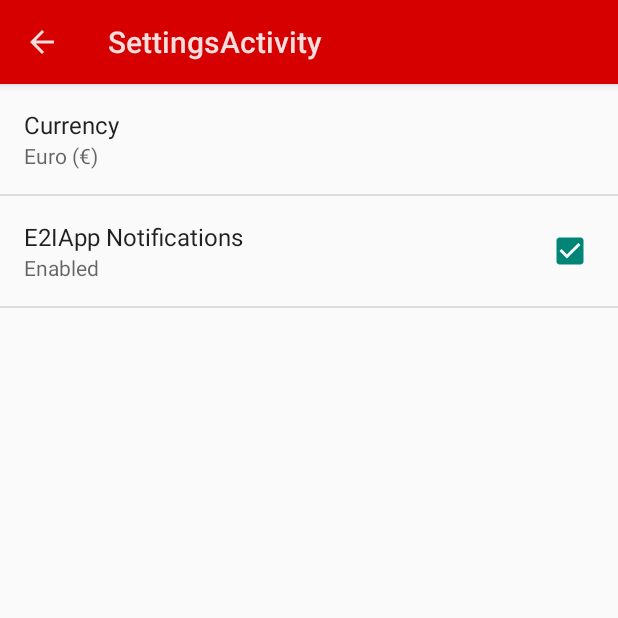
After one commit to Eduzc07/E2Innovation, an Android app: the SettingsActivity screen opened directly, with no data from a screen before it, on a phone screen of 412 x 824 dp, the top half of it. The commit adds this screen. Run offline under Robolectric (Android 15) with nearby library versions, the phone set to English and light mode, and no system bars.

Commit message:
Settings have been added.

```diff
--- a/E2IApp/app/src/main/java/pe/com/e2i/e2iapp/MainFragment.java
+++ b/E2IApp/app/src/main/java/pe/com/e2i/e2iapp/MainFragment.java
@@ -7,6 +7,8 @@ import android.os.Bundle;
 import android.support.v4.app.Fragment;
 import android.util.Log;
 import android.view.LayoutInflater;
+import android.view.Menu;
+import android.view.MenuInflater;
 import android.view.View;
 import android.view.ViewGroup;
 import android.widget.Button;
--- /dev/null
+++ b/E2IApp/app/src/main/java/pe/com/e2i/e2iapp/SettingsActivity.java
@@ -0,0 +1,90 @@
+package pe.com.e2i.e2iapp;
+
+import android.content.Intent;
+import android.os.Bundle;
+import android.preference.ListPreference;
+import android.preference.Preference;
+import android.preference.PreferenceActivity;
+import android.preference.PreferenceFragment;
+import android.preference.PreferenceManager;
+
+import java.util.Locale;
+
+/**
+ * A {@link PreferenceActivity} that presents a set of application settings.
+ * <p>
+ * See <a href="http://developer.android.com/design/patterns/settings.html">
+ * Android Design: Settings</a> for design guidelines and the <a
+ * href="http://developer.android.com/guide/topics/ui/settings.html">Settings
+ * API Guide</a> for more information on developing a Settings UI.
+ */
+public class SettingsActivity extends PreferenceActivity
+        implements Preference.OnPreferenceChangeListener {
+
+    // make a class to use PreferenceFragment because addPreferencesFromResource and
+    // findPreferencedeprecated in PreferenceActivity
+    public static class PrefFragment extends PreferenceFragment {
+        @Override
+        public void onCreate(Bundle savedInstanceState) {
+            super.onCreate(savedInstanceState);
+
+            addPreferencesFromResource(R.xml.pref_general);
+
+            // For all preferences, attach an OnPreferenceChangeListener so the UI summary can be
+            // updated when the preference changes.
+
+            ListPreference prefs = (ListPreference) findPreference (getString(R.string.pref_currency_key));
+            prefs.setValue(getString(R.string.pref_currency_label_Euro));
+            SettingsActivity m = new SettingsActivity();
+            m.bindPreferenceSummaryToValue(prefs);
+        }
+    }
+
+    @Override
+    public void onCreate(Bundle savedInstanceState) {
+        super.onCreate(savedInstanceState);
+        // Add 'general' preferences, defined in the XML file
+        getFragmentManager().beginTransaction().replace(android.R.id.content, new PrefFragment()).commit();
+    }
+
+    /**
+     * Attaches a listener so the summary is always updated with the preference value.
+     * Also fires the listener once, to initialize the summary (so it shows up before the value
+     * is changed.)
+     */
+    private void bindPreferenceSummaryToValue(Preference preference) {
+        // Set the listener to watch for value changes.
+        preference.setOnPreferenceChangeListener(this);
+
+        // Trigger the listener immediately with the preference's
+        // current value.
+        onPreferenceChange(preference,
+                PreferenceManager
+                        .getDefaultSharedPreferences(preference.getContext())
+                        .getString(preference.getKey(), ""));
+    }
+
+    @Override
+    public boolean onPreferenceChange(Preference preference, Object value) {
+        String stringValue = value.toString();
+
+        if (preference instanceof ListPreference) {
+            // For list preferences, look up the correct display value in
+            // the preference's 'entries' list (since they have separate labels/values).
+            ListPreference listPreference = (ListPreference) preference;
+            int prefIndex = listPreference.findIndexOfValue(stringValue);
+            if (prefIndex >= 0) {
+                preference.setSummary(listPreference.getEntries()[prefIndex]);
+            }
+        } else {
+            // For other preferences, set the summary to the value's simple string representation.
+            preference.setSummary(stringValue);
+        }
+        return true;
+    }
+
+    @Override
+    public Intent getParentActivityIntent() {
+        return super.getParentActivityIntent().addFlags(Intent.FLAG_ACTIVITY_CLEAR_TOP);
+    }
+}
--- /dev/null
+++ b/E2IApp/app/src/main/res/values/array.xml
@@ -0,0 +1,14 @@
+<?xml version="1.0" encoding="utf-8"?>
+<resources>
+<string-array name="pref_currency_options">
+    <item>@string/pref_currency_label_Euro</item>
+    <item>@string/pref_currency_label_Dolar</item>
+    <item>@string/pref_currency_label_Sol</item>
+</string-array>
+
+<string-array name="pref_currency_values">
+    <item>@string/pref_currency_label_Euro</item>
+    <item>@string/pref_currency_label_Dolar</item>
+    <item>@string/pref_currency_label_Sol</item>
+</string-array>
+</resources>
--- a/E2IApp/app/src/main/res/values/strings.xml
+++ b/E2IApp/app/src/main/res/values/strings.xml
@@ -5,5 +5,24 @@
     <string name="hello_blank_fragment">Hello blank fragment</string>
     <string name="E2I">E2 Innovation SRL - 2018 \u00AE</string>
     <string name="menu">Menu</string>
+    <string name="action_settings">Settings</string>
+
+    <!-- Setting Activity -->
+    <string name="title_activity_settings">SettingsActivity</string>
+
+    <string name="pref_currency_label" translatable="false">Currency</string>
+    <string name="pref_currency_key" translatable="false">currency</string>
+
+    <!-- Strings related to Notification Enabled preference -->
+    <string name="pref_enable_notifications_key" translatable="false">enable_notifications</string>
+    <string name="pref_enable_notifications_label">E2IApp Notifications</string>
+
+    <string name="pref_enable_notifications_true">Enabled</string>
+    <string name="pref_enable_notifications_false">Not Enabled</string>
+    <string name="pref_enable_notifications_default" translatable="false">true</string>
+
+    <string name="pref_currency_label_Euro">Euro (\u20AC)</string>
+    <string name="pref_currency_label_Dolar">Dolar (\u0024)</string>
+    <string name="pref_currency_label_Sol">Sol (S/.)</string>
 
 </resources>
--- a/E2IApp/app/src/main/res/values/styles.xml
+++ b/E2IApp/app/src/main/res/values/styles.xml
@@ -23,6 +23,12 @@
         <item name="logo">@drawable/ic_logo</item>
     </style>
 
+    <!-- Settings activity theme. -->
+    <style name="SettingsTheme" parent="@android:style/Theme.Material.Light.DarkActionBar">
+        <item name="android:colorPrimary">@color/colorPrimary</item>
+        <item name="android:colorPrimaryDark">@color/colorPrimaryDark</item>
+    </style>
+
 
     <!-- Camera activity theme. -->
     <style name="CameraTheme" parent="@style/Theme.AppCompat.DayNight.NoActionBar.FullScreen"/>
--- /dev/null
+++ b/E2IApp/app/src/main/res/xml/pref_general.xml
@@ -0,0 +1,17 @@
+<?xml version="1.0" encoding="utf-8"?>
+<PreferenceScreen xmlns:android="http://schemas.android.com/apk/res/android"
+    android:layout_width="match_parent"
+    android:layout_height="match_parent">
+
+    <ListPreference android:title="@string/pref_currency_label"
+        android:key="@string/pref_currency_key"
+        android:entryValues="@array/pref_currency_values"
+        android:entries="@array/pref_currency_options" />
+
+    <CheckBoxPreference
+        android:title="@string/pref_enable_notifications_label"
+        android:key="@string/pref_enable_notifications_key"
+        android:summaryOff="@string/pref_enable_notifications_false"
+        android:summaryOn="@string/pref_enable_notifications_true"
+        android:defaultValue="@string/pref_enable_notifications_default" />
+</PreferenceScreen>
```
Also changed, not shown: E2IApp/app/src/main/AndroidManifest.xml (+10 -0 lines), E2IApp/app/src/main/java/pe/com/e2i/e2iapp/MainActivity.java (+27 -0 lines), E2IApp/app/src/main/res/menu/main.xml (added, +18 -0 lines).
